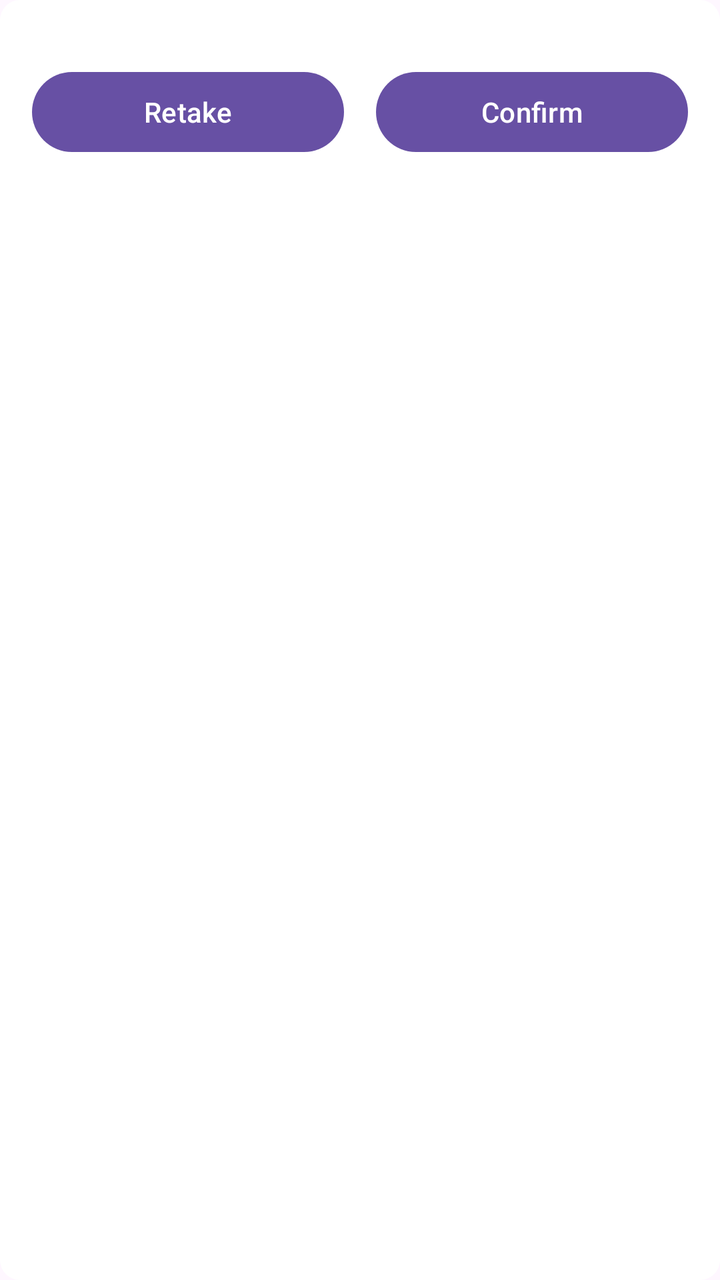
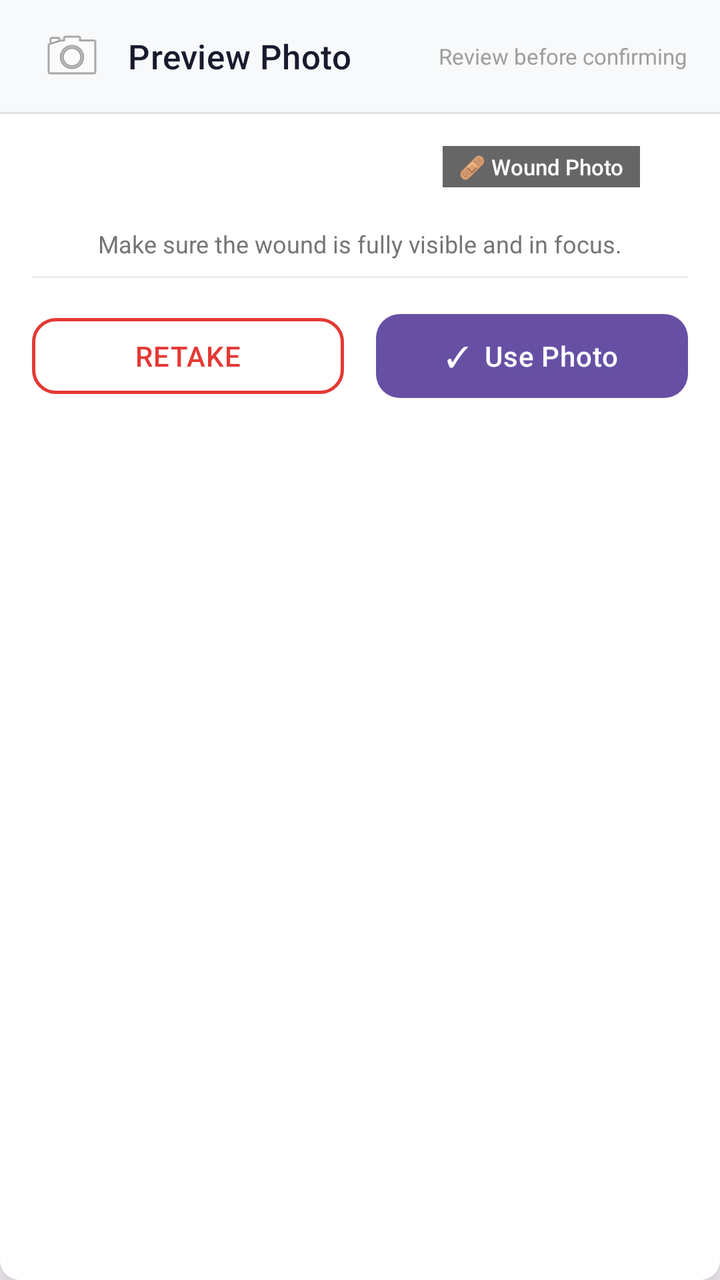

Screens rendered from an Android XML layout before and after an edit, with the pre-edit source and the edit as a unified diff.
<!-- AndroidManifest.xml: another module's application theme Theme.Imaging -->
<!-- res/layout/image_preview_dialog.xml -->
<?xml version="1.0" encoding="utf-8"?>
<LinearLayout xmlns:android="http://schemas.android.com/apk/res/android"
    android:layout_width="match_parent"
    android:layout_height="wrap_content"
    android:background="@drawable/dialog_box_background"
    android:orientation="vertical"

    android:padding="16dp">

    <ImageView
        android:id="@+id/previewImage"
        android:layout_width="match_parent"
        android:layout_height="wrap_content"
        android:adjustViewBounds="true" />

    <LinearLayout
        android:layout_width="match_parent"
        android:layout_height="wrap_content"
        android:layout_marginTop="16dp"
        android:gravity="center"
        android:orientation="horizontal">

        <com.google.android.material.button.MaterialButton
            android:id="@+id/retakeButton"
            android:layout_width="0dp"
            android:layout_height="wrap_content"
            android:layout_marginEnd="8dp"
            android:textColor="@color/white"
            android:layout_weight="1"
            android:text="Retake" />

        <com.google.android.material.button.MaterialButton
            android:id="@+id/confirmButton"
            android:layout_width="0dp"
            android:layout_height="wrap_content"
            android:layout_marginStart="8dp"
            android:textColor="@color/white"

            android:layout_weight="1"
            android:text="Confirm" />
    </LinearLayout>
</LinearLayout>
<!-- resources referenced by this layout -->
<resources>
  <color name="white">#FFFFFF</color>
  <!-- drawable dialog_box_background (drawable) -->
  <?xml version="1.0" encoding="utf-8"?>
  <selector xmlns:android="http://schemas.android.com/apk/res/android">
      <item>
          <shape xmlns:android="http://schemas.android.com/apk/res/android"
              android:shape="rectangle">
              <solid android:color="@color/white"/>
              <corners
                  android:bottomRightRadius="10dp"
                  android:bottomLeftRadius="10dp"
                  android:topLeftRadius="10dp"
                  android:topRightRadius="10dp"/>
          </shape>
      </item>
  </selector>
  <style name="Theme.Imaging" parent="Base.Theme.Imaging" />
  <style name="Base.Theme.Imaging" parent="Theme.Material3.DayNight.NoActionBar">
          
          
  
      </style>
</resources>

<!-- the commit's change to res/layout/image_preview_dialog.xml (unified diff, before → after) -->
@@ -1,42 +1,169 @@
 <?xml version="1.0" encoding="utf-8"?>
 <LinearLayout xmlns:android="http://schemas.android.com/apk/res/android"
+    xmlns:app="http://schemas.android.com/apk/res-auto"
     android:layout_width="match_parent"
     android:layout_height="wrap_content"
+    android:orientation="vertical"
     android:background="@drawable/dialog_box_background"
-    android:orientation="vertical"
+    android:elevation="16dp">
 
-    android:padding="16dp">
+    
+    <LinearLayout
+        android:id="@+id/previewHeader"
+        android:layout_width="match_parent"
+        android:layout_height="56dp"
+        android:gravity="center_vertical"
+        android:paddingStart="20dp"
+        android:paddingEnd="16dp"
+        android:background="#F8F9FA"
+        android:orientation="horizontal">
 
-    <ImageView
-        android:id="@+id/previewImage"
+        
+        <ImageView
+            android:layout_width="32dp"
+            android:layout_height="32dp"
+            android:src="@android:drawable/ic_menu_camera"
+            android:alpha="0.7"
+            android:layout_marginEnd="12dp"
+            android:contentDescription="Preview" />
+
+        <com.google.android.material.textview.MaterialTextView
+            android:layout_width="0dp"
+            android:layout_height="wrap_content"
+            android:layout_weight="1"
+            android:text="Preview Photo"
+            android:textColor="#1A1A2E"
+            android:textSize="17sp"
+            android:fontFamily="sans-serif-medium"
+            android:letterSpacing="0.01" />
+
+        
+        <com.google.android.material.textview.MaterialTextView
+            android:id="@+id/headerHint"
+            android:layout_width="wrap_content"
+            android:layout_height="wrap_content"
+            android:text="Review before confirming"
+            android:textColor="#9E9E9E"
+            android:textSize="11sp" />
+    </LinearLayout>
+
+    
+    <View
+        android:layout_width="match_parent"
+        android:layout_height="1dp"
+        android:background="#E0E0E0" />
+
+    
+    <FrameLayout
         android:layout_width="match_parent"
         android:layout_height="wrap_content"
-        android:adjustViewBounds="true" />
+        android:paddingStart="16dp"
+        android:paddingEnd="16dp"
+        android:paddingTop="16dp"
+        android:paddingBottom="8dp">
 
+        <androidx.cardview.widget.CardView
+            android:layout_width="match_parent"
+            android:layout_height="wrap_content"
+            app:cardCornerRadius="16dp"
+            app:cardElevation="6dp"
+            app:cardBackgroundColor="#000000">
+
+            <ImageView
+                android:id="@+id/previewImage"
+                android:layout_width="match_parent"
+                android:layout_height="wrap_content"
+                android:maxHeight="420dp"
+                android:scaleType="fitCenter"
+                android:adjustViewBounds="true"
+                android:contentDescription="Captured wound image" />
+
+        </androidx.cardview.widget.CardView>
+
+        
+        <com.google.android.material.textview.MaterialTextView
+            android:layout_width="wrap_content"
+            android:layout_height="wrap_content"
+            android:layout_gravity="bottom|end"
+            android:layout_marginEnd="24dp"
+            android:layout_marginBottom="8dp"
+            android:background="#99000000"
+            android:paddingStart="8dp"
+            android:paddingEnd="8dp"
+            android:paddingTop="3dp"
+            android:paddingBottom="3dp"
+            android:text="🩹 Wound Photo"
+            android:id="@+id/previewBadgeText"
+            android:textColor="#FFFFFF"
+            android:textSize="11sp"
+            android:fontFamily="sans-serif-medium" />
+    </FrameLayout>
+
+    
+    <com.google.android.material.textview.MaterialTextView
+        android:id="@+id/previewTipText"
+        android:layout_width="match_parent"
+        android:layout_height="wrap_content"
+        android:paddingStart="20dp"
+        android:paddingEnd="20dp"
+        android:paddingTop="4dp"
+        android:paddingBottom="8dp"
+        android:text="Make sure the wound is fully visible and in focus."
+        android:textColor="#757575"
+        android:textSize="12sp"
+        android:gravity="center" />
+
+    
+    <View
+        android:layout_width="match_parent"
+        android:layout_height="1dp"
+        android:background="#EEEEEE"
+        android:layout_marginStart="16dp"
+        android:layout_marginEnd="16dp" />
+
+    
     <LinearLayout
         android:layout_width="match_parent"
         android:layout_height="wrap_content"
-        android:layout_marginTop="16dp"
-        android:gravity="center"
-        android:orientation="horizontal">
+        android:orientation="horizontal"
+        android:paddingStart="16dp"
+        android:paddingEnd="16dp"
+        android:paddingTop="14dp"
+        android:paddingBottom="20dp"
+        android:gravity="center">
 
+        
         <com.google.android.material.button.MaterialButton
             android:id="@+id/retakeButton"
+            style="@style/Widget.MaterialComponents.Button.OutlinedButton"
             android:layout_width="0dp"
-            android:layout_height="wrap_content"
+            android:layout_height="50dp"
+            android:layout_weight="1"
             android:layout_marginEnd="8dp"
-            android:textColor="@color/white"
-            android:layout_weight="1"
-            android:text="Retake" />
+            android:text="Retake"
+            android:textColor="#E53935"
+            android:textSize="14sp"
+            android:fontFamily="sans-serif-medium"
+            android:letterSpacing="0.02"
+            app:strokeColor="#E53935"
+            app:strokeWidth="1.5dp"
+            app:cornerRadius="12dp" />
 
+        
         <com.google.android.material.button.MaterialButton
             android:id="@+id/confirmButton"
             android:layout_width="0dp"
-            android:layout_height="wrap_content"
+            android:layout_height="50dp"
+            android:layout_weight="1"
             android:layout_marginStart="8dp"
+            android:text="✓  Use Photo"
             android:textColor="@color/white"
+            android:textSize="14sp"
+            android:fontFamily="sans-serif-medium"
+            android:letterSpacing="0.02"
+            app:cornerRadius="12dp"
+            app:elevation="4dp" />
 
-            android:layout_weight="1"
-            android:text="Confirm" />
     </LinearLayout>
+
 </LinearLayout>
